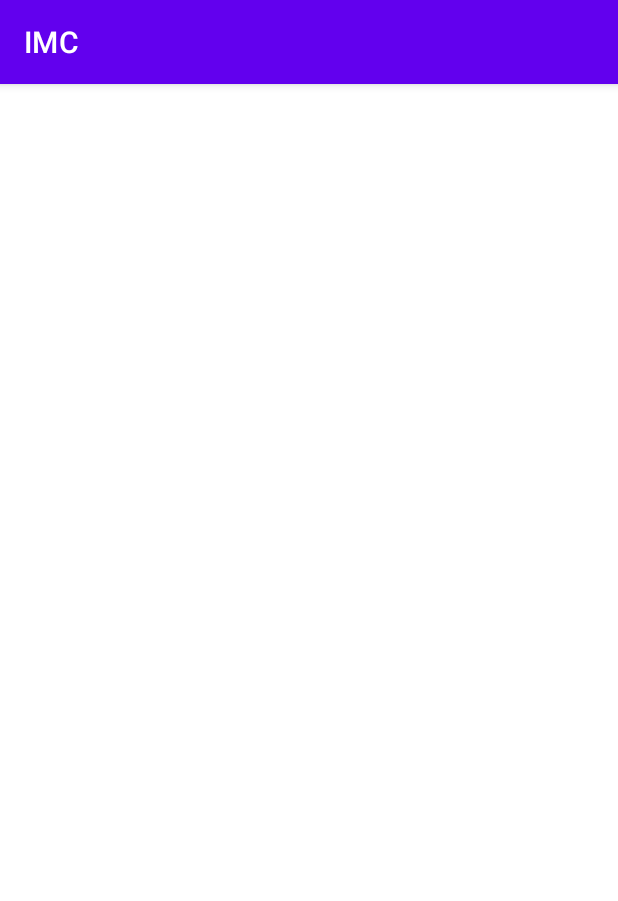
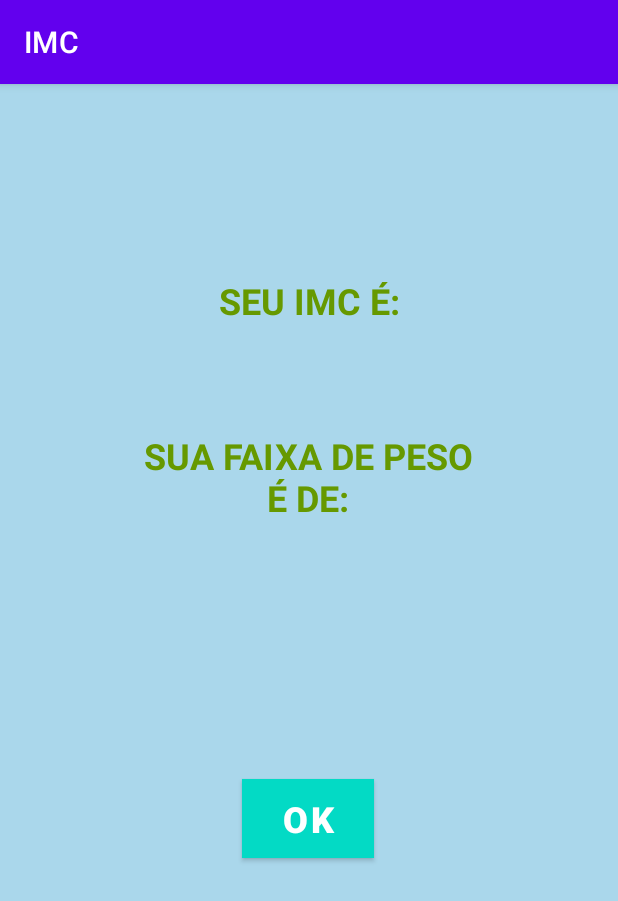
Before and after one commit to NeiTDutra/DIO-android-kotlin-IMC, an Android app: the ResultActivity screen opened directly, with no data from a screen before it, on a phone screen of 412 x 824 dp. Shown: the top 901 px of the screen. Run offline under Robolectric (Android 15) with nearby library versions, the phone set to English and light mode, and no system bars.

Commit message:
new features in layout

```diff
--- a/app/src/main/java/com/example/appdio/MainActivity.kt
+++ b/app/src/main/java/com/example/appdio/MainActivity.kt
@@ -8,7 +8,14 @@ class MainActivity : AppCompatActivity() {
     override fun onCreate(savedInstanceState: Bundle?) {
         super.onCreate(savedInstanceState)
         setContentView(R.layout.activity_main)
+        setListeners()
         Log.w("Lifecycle", "Tela sendo criada" )
+    }
+
+    private fun setListeners() {
+        buttonCalcular.setOnClickListener {
+
+        }
     }
 
     override fun onStart() {
--- a/app/src/main/res/layout/activity_main.xml
+++ b/app/src/main/res/layout/activity_main.xml
@@ -9,16 +9,21 @@
 
     <EditText
         android:id="@+id/numberAltura"
-        android:layout_width="wrap_content"
-        android:layout_height="wrap_content"
+        android:layout_width="139dp"
+        android:layout_height="47dp"
         android:layout_marginTop="124dp"
         android:background="@color/white"
         android:ems="10"
+        android:gravity="center_horizontal"
         android:hint="@string/altura"
         android:importantForAutofill="no"
-        android:inputType="numberSigned"
+        android:inputType="numberSigned|numberDecimal"
         android:paddingTop="5dp"
         android:paddingBottom="5dp"
+        android:textAlignment="center"
+        android:textColor="@android:color/holo_orange_dark"
+        android:textSize="24sp"
+        android:textStyle="bold"
         app:layout_constraintEnd_toEndOf="parent"
         app:layout_constraintHorizontal_bias="0.497"
         app:layout_constraintStart_toStartOf="parent"
@@ -26,15 +31,21 @@
 
     <EditText
         android:id="@+id/numberPeso"
-        android:layout_width="wrap_content"
-        android:layout_height="wrap_content"
+        android:layout_width="139dp"
+        android:layout_height="47dp"
         android:background="@color/white"
         android:ems="10"
+        android:gravity="center_horizontal"
         android:hint="@string/peso"
         android:importantForAutofill="no"
-        android:inputType="numberSigned"
+        android:inputType="numberSigned|number|numberDecimal"
         android:paddingTop="5dp"
         android:paddingBottom="5dp"
+        android:singleLine="false"
+        android:textAlignment="center"
+        android:textColor="@android:color/holo_orange_dark"
+        android:textSize="24sp"
+        android:textStyle="bold"
         app:layout_constraintBottom_toBottomOf="parent"
         app:layout_constraintEnd_toEndOf="parent"
         app:layout_constraintHorizontal_bias="0.497"
@@ -48,6 +59,8 @@
         android:layout_height="wrap_content"
         android:background="@color/teal_700"
         android:text="@string/calcular"
+        android:textSize="24sp"
+        android:textStyle="bold"
         android:visibility="visible"
         app:backgroundTint="@color/teal_200"
         app:layout_constraintBottom_toBottomOf="parent"
@@ -58,15 +71,17 @@
         app:rippleColor="@color/teal_700" />
 
     <TextView
-        android:id="@+id/textView"
+        android:id="@+id/textViewTitleMain"
         android:layout_width="wrap_content"
         android:layout_height="wrap_content"
         android:text="@string/calculo_de_imc"
+        android:textAlignment="center"
         android:textAppearance="@style/TextAppearance.AppCompat.Large"
         app:layout_constraintBottom_toTopOf="@+id/numberAltura"
         app:layout_constraintEnd_toEndOf="parent"
         app:layout_constraintStart_toStartOf="parent"
-        app:layout_constraintTop_toTopOf="parent" />
+        app:layout_constraintTop_toTopOf="parent"
+        android:gravity="center_horizontal" />
 
     <View
         android:id="@+id/divider"
@@ -77,6 +92,6 @@
         app:layout_constraintBottom_toTopOf="@+id/numberAltura"
         app:layout_constraintEnd_toEndOf="parent"
         app:layout_constraintStart_toStartOf="parent"
-        app:layout_constraintTop_toBottomOf="@+id/textView"
+        app:layout_constraintTop_toBottomOf="@+id/textViewTitleMain"
         tools:visibility="visible" />
 </androidx.constraintlayout.widget.ConstraintLayout>
--- a/app/src/main/res/layout/activity_result.xml
+++ b/app/src/main/res/layout/activity_result.xml
@@ -4,6 +4,93 @@
     xmlns:tools="http://schemas.android.com/tools"
     android:layout_width="match_parent"
     android:layout_height="match_parent"
+    android:background="#AAD7EB"
     tools:context=".ResultActivity">
 
+    <TextView
+        android:id="@+id/textViewResult"
+        android:layout_width="180dp"
+        android:layout_height="40dp"
+        android:gravity="center_horizontal"
+        android:inputType="textNoSuggestions"
+        android:text="SEU IMC É:"
+        android:textAlignment="center"
+        android:textColor="@android:color/holo_green_dark"
+        android:textSize="24sp"
+        android:textStyle="bold"
+        android:visibility="visible"
+        app:layout_constraintBottom_toBottomOf="parent"
+        app:layout_constraintEnd_toEndOf="parent"
+        app:layout_constraintStart_toStartOf="parent"
+        app:layout_constraintTop_toTopOf="parent"
+        app:layout_constraintVertical_bias="0.176" />
+
+    <Button
+        android:id="@+id/buttonOk"
+        android:layout_width="wrap_content"
+        android:layout_height="wrap_content"
+        android:background="@color/teal_700"
+        android:text="@string/buttonOk"
+        android:textSize="24sp"
+        android:textStyle="bold"
+        app:backgroundTint="@color/teal_200"
+        app:layout_constraintBottom_toBottomOf="parent"
+        app:layout_constraintEnd_toEndOf="parent"
+        app:layout_constraintHorizontal_bias="0.498"
+        app:layout_constraintStart_toStartOf="parent"
+        app:layout_constraintTop_toBottomOf="@+id/textViewResult"
+        app:layout_constraintVertical_bias="0.54"
+        app:rippleColor="@color/teal_700" />
+
+    <TextView
+        android:id="@+id/textViewResultImc"
+        android:layout_width="72dp"
+        android:layout_height="40dp"
+        android:gravity="center_horizontal"
+        android:textAlignment="center"
+        android:textAllCaps="false"
+        android:textColor="@android:color/holo_orange_dark"
+        android:textSize="30sp"
+        android:textStyle="bold|italic"
+        app:layout_constraintBottom_toTopOf="@+id/buttonOk"
+        app:layout_constraintEnd_toEndOf="parent"
+        app:layout_constraintHorizontal_bias="0.498"
+        app:layout_constraintStart_toStartOf="parent"
+        app:layout_constraintTop_toBottomOf="@+id/textViewResult"
+        app:layout_constraintVertical_bias="0.0"
+        tools:text="23,4" />
+
+    <TextView
+        android:id="@+id/textViewResultFaixa"
+        android:layout_width="226dp"
+        android:layout_height="60dp"
+        android:gravity="center_horizontal"
+        android:text="SUA FAIXA DE PESO É DE:"
+        android:textAlignment="center"
+        android:textColor="@android:color/holo_green_dark"
+        android:textSize="24sp"
+        android:textStyle="bold"
+        app:layout_constraintBottom_toTopOf="@+id/buttonOk"
+        app:layout_constraintEnd_toEndOf="parent"
+        app:layout_constraintHorizontal_bias="0.498"
+        app:layout_constraintStart_toStartOf="parent"
+        app:layout_constraintTop_toBottomOf="@+id/textViewResultImc"
+        app:layout_constraintVertical_bias="0.119" />
+
+    <TextView
+        android:id="@+id/textView3"
+        android:layout_width="399dp"
+        android:layout_height="49dp"
+        android:gravity="center_horizontal"
+        android:textAlignment="center"
+        android:textColor="@android:color/holo_orange_dark"
+        android:textSize="30sp"
+        android:textStyle="bold|italic"
+        app:layout_constraintBottom_toTopOf="@+id/buttonOk"
+        app:layout_constraintEnd_toEndOf="parent"
+        app:layout_constraintHorizontal_bias="0.496"
+        app:layout_constraintStart_toStartOf="parent"
+        app:layout_constraintTop_toBottomOf="@+id/textViewResultFaixa"
+        app:layout_constraintVertical_bias="0.0"
+        tools:text="Obesidade" />
 </androidx.constraintlayout.widget.ConstraintLayout>
--- a/app/src/main/res/values/strings.xml
+++ b/app/src/main/res/values/strings.xml
@@ -4,4 +4,5 @@
     <string name="peso">Peso</string>
     <string name="calcular">Calcular</string>
     <string name="calculo_de_imc">Cálculo de IMC</string>
+    <string name="buttonOk">Ok</string>
 </resources>
```
